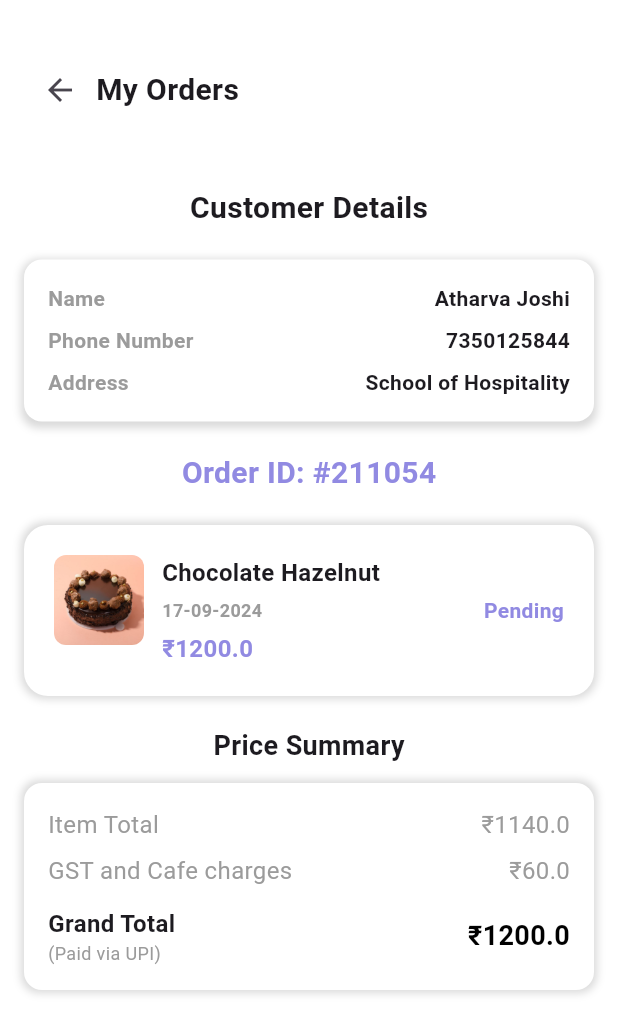
After one commit to samruddhin24/BakeryManagementAPP, a Flutter app: the OrderInformationScreen screen opened by its route, on a phone screen of 412 x 824 dp. The commit adds this screen. Shown: the top 1034 px of the screen. Run offline on Flutter 3.47's test engine with Material 3 defaults, Android fonts, the phone set to English and light mode, and no system bars; our stand-ins replace get, velocity_x; project files that could hold a hidden picture were left out.

Commit message:
major commit
Order Information page pushed

```diff
--- a/lib/binding/controller_binding.dart
+++ b/lib/binding/controller_binding.dart
@@ -27,6 +27,9 @@ class ControllerBinding implements Bindings{
     Get.lazyPut<OrderStatusController>(()=> OrderStatusController(),
     tag: ControllerTags.orderStatusController, fenix: true);
 
+    Get.lazyPut<OrderInformationController>(()=> OrderInformationController(),
+    tag: ControllerTags.orderInformationController, fenix: true);
+
     Get.lazyPut<OtpController>(()=> OtpController(),
     tag: ControllerTags.otpController, fenix: true);
 
--- a/lib/constants/app_constants.dart
+++ b/lib/constants/app_constants.dart
@@ -92,7 +92,16 @@ class AppConstants{
   static String helpAndSupport = 'Help and support';
   static String logout = 'Logout';
   static String deleteAccount = 'Delete Account';
-
+  //Order Information
+  static String priceSummary = 'Price Summary';
+  static String customerDetails = 'Customer Details';
+  static String itemTotal = 'Item Total';
+  static String gstCharge = 'GST and Cafe charges';
+  static String paymentMode = 'Paid via';
+  static String grandTotal = 'Grand Total';
+  static String name = 'Name';
+  static String phoneNumber = 'Phone Number';
+  static String address = 'Address';
 
 
 
--- a/lib/constants/constants.dart
+++ b/lib/constants/constants.dart
@@ -1,4 +1,5 @@
 export 'app_constants.dart';
+export 'app_colors.dart';
 export 'route_constants.dart';
 export 'controller_tags.dart';
 export 'image_constants.dart';
--- a/lib/constants/controller_tags.dart
+++ b/lib/constants/controller_tags.dart
@@ -12,4 +12,5 @@ class ControllerTags{
   static const profileController = 'profileController';
   static const registrationController = 'registrationController';
   static const splashController = 'splashController';
+  static const orderInformationController = 'orderInformationController';
 }
--- a/lib/constants/route_constants.dart
+++ b/lib/constants/route_constants.dart
@@ -11,6 +11,7 @@ class RouteConstants{
   static const categoriesScreen = '/categoriesScreen';
   static const cartScreen = '/cartScreen';
   static const orderStatusScreen = '/orderStatusScreen';
+  static const orderInformationScreen = '/orderInformationScreen';
   static const profileScreen = '/profileScreen';
   static const editProfileScreen = '/editProfileScreen';
   static const favouritesScreen = '/favouritesScreen';
--- /dev/null
+++ b/lib/models/order_information_model.dart
@@ -0,0 +1,41 @@
+class CustomerDetails {
+  final String name;
+  final String phoneNumber;
+  final String address;
+
+  CustomerDetails({
+    required this.name,
+    required this.phoneNumber,
+    required this.address,
+  });
+}
+
+class OrderDetails {
+  final String orderId;
+  final String product;
+  final String orderDate;
+  final double price;
+  final String status;
+
+  OrderDetails({
+    required this.orderId,
+    required this.product,
+    required this.orderDate,
+    required this.price,
+    required this.status,
+  });
+}
+
+class PriceSummary {
+  final double itemTotal;
+  final double gstCharge;
+  final double grandTotal;
+  final String paymentMode;
+
+  PriceSummary({
+    required this.itemTotal,
+    required this.gstCharge,
+    required this.grandTotal,
+    required this.paymentMode,
+  });
+}
--- a/lib/routes/app_routes.dart
+++ b/lib/routes/app_routes.dart
@@ -12,6 +12,7 @@ class AppRoutes{
     GetPage(name: RouteConstants.introScreen, page: ()=> const IntroScreen()),
     GetPage(name: RouteConstants.loginScreen, page: ()=>  LoginScreen()),
     GetPage(name: RouteConstants.orderStatusScreen, page: ()=>  OrderStatusScreen()),
+    GetPage(name: RouteConstants.orderInformationScreen, page: ()=> OrderInformationScreen()),
     GetPage(name: RouteConstants.otpScreen, page: ()=> OtpScreen()),
     GetPage(name: RouteConstants.descriptionScreen, page: ()=> const DescriptionScreen()),
     GetPage(name: RouteConstants.productScreen, page: ()=> const ProductScreen()),
--- /dev/null
+++ b/lib/screens/order_information/order_information_controller.dart
@@ -0,0 +1,27 @@
+import 'package:bakery_app/models/order_information_model.dart';
+import 'package:get/get.dart';
+
+import '../../constants/app_constants.dart';
+
+class OrderInformationController extends GetxController {
+  var customerDetails = CustomerDetails(
+    name: 'Atharva Joshi',
+    phoneNumber: '7350125844',
+    address: 'School of Hospitality',
+  ).obs;
+
+  var orderDetails = OrderDetails(
+    orderId: "211054",
+    product: AppConstants.hazelnutCake,
+    orderDate: "17-09-2024",
+    price: 1200.00,
+    status: "Pending",
+  ).obs;
+
+  var priceSummary = PriceSummary(
+    itemTotal: 1140.00,
+    gstCharge: 60.00,
+    grandTotal: 1200.00,
+    paymentMode: 'UPI',
+  ).obs;
+}
--- /dev/null
+++ b/lib/screens/order_information/order_information_screen.dart
@@ -0,0 +1,57 @@
+import 'package:bakery_app/constants/app_colors.dart';
+import 'package:bakery_app/widgets/order_information_customer_details.dart';
+import 'package:bakery_app/widgets/order_information_price_summary.dart';
+import 'package:bakery_app/widgets/order_information_product_card.dart';
+import 'package:flutter/material.dart';
+import 'package:get/get.dart';
+
+import '../../constants/app_constants.dart';
+
+class OrderInformationScreen extends StatelessWidget {
+  const OrderInformationScreen({super.key});
+
+  @override
+  Widget build(BuildContext context) {
+    return Scaffold(
+      backgroundColor: AppColors.white,
+      body: Padding(
+        padding: EdgeInsets.all(16),
+        child: Column(
+          children: [
+            const SizedBox(height: 20),
+            Row(
+              children: [
+                IconButton(
+                  onPressed: () {
+                    Get.back();
+                  },
+                  icon: const Icon(Icons.arrow_back),
+                ),
+                Text(
+                  AppConstants.myOrders,
+                  style: const TextStyle(
+                    fontSize: 20,
+                    fontWeight: FontWeight.bold,
+                  ),
+                ),
+              ],
+            ),
+            const SizedBox(height: 40),
+            Center(
+              child: Column(
+                mainAxisAlignment: MainAxisAlignment.center,
+                children: [
+                  OrderInformationCustomerDetails(),
+                  const SizedBox(height: 20),
+                  OrderInformationProductCard(),
+                  const SizedBox(height: 20),
+                  OrderInformationPriceSummary(),
+                ],
+              ),
+            )
+          ],
+        ),
+      ),
+    );
+  }
+}
--- a/lib/screens/order_status/order_status_screen.dart
+++ b/lib/screens/order_status/order_status_screen.dart
@@ -55,8 +55,13 @@ class OrderStatusScreen extends StatelessWidget {
                 padding: const EdgeInsets.all(8),
                 itemCount: controller.filteredOrders.length,
                 itemBuilder: (context, index) {
-                  return OrderedItemCard(
-                      order: controller.filteredOrders[index]);
+                  return InkWell(
+                    onTap: (){
+                      Get.toNamed(RouteConstants.orderInformationScreen);
+                    },
+                    child: OrderedItemCard(
+                        order: controller.filteredOrders[index]),
+                  );
                 },
               );
             }),
--- a/lib/screens/screens.dart
+++ b/lib/screens/screens.dart
@@ -24,3 +24,5 @@ export 'registration/registration_screen.dart';
 export 'registration/registration_controller.dart';
 export 'splash/splash_screen.dart';
 export 'splash/splash_controller.dart';
+export 'order_information/order_information_screen.dart';
+export 'order_information/order_information_controller.dart';
--- /dev/null
+++ b/lib/widgets/order_information_customer_details.dart
@@ -0,0 +1,101 @@
+import 'package:bakery_app/constants/app_colors.dart';
+import 'package:bakery_app/constants/app_constants.dart';
+import 'package:bakery_app/constants/constants.dart';
+import 'package:bakery_app/screens/order_information/order_information_controller.dart';
+import 'package:flutter/cupertino.dart';
+import 'package:get/get.dart';
+
+class OrderInformationCustomerDetails extends StatelessWidget {
+  final OrderInformationController controller = Get.find<OrderInformationController>(tag: ControllerTags.orderInformationController);
+
+  @override
+  Widget build(BuildContext context) {
+    return Column(
+      crossAxisAlignment: CrossAxisAlignment.center,
+      children: [
+        Text(
+          AppConstants.customerDetails,
+          style: const TextStyle(
+            fontWeight: FontWeight.bold,
+            fontSize: 20,
+          ),
+        ),
+        const SizedBox(height: 20),
+        Obx(
+          () => Container(
+            padding: const EdgeInsets.all(16),
+            decoration: BoxDecoration(
+                color: AppColors.white,
+                borderRadius: BorderRadius.circular(12),
+                boxShadow: const [
+                  BoxShadow(
+                    color: AppColors.grey,
+                    spreadRadius: 2,
+                    blurRadius: 4,
+                    offset: Offset(0, 2),
+                  ),
+                ]),
+            child: Row(
+              mainAxisAlignment: MainAxisAlignment.spaceBetween,
+              children: [
+                Column(
+                  crossAxisAlignment: CrossAxisAlignment.start,
+                  children: [
+                    Text(
+                      AppConstants.name,
+                      style: const TextStyle(
+                        color: AppColors.darkGrey,
+                        fontWeight: FontWeight.bold,
+                      ),
+                    ),
+                    const SizedBox(height: 8),
+                    Text(
+                      AppConstants.phoneNumber,
+                      style: const TextStyle(
+                        color: AppColors.darkGrey,
+                        fontWeight: FontWeight.bold,
+                      ),
+                    ),
+                    const SizedBox(height: 8),
+                    Text(
+                      AppConstants.address,
+                      style: const TextStyle(
+                        color: AppColors.darkGrey,
+                        fontWeight: FontWeight.bold,
+                      ),
+                    ),
+                  ],
+                ),
+                Column(
+                  crossAxisAlignment: CrossAxisAlignment.end,
+                  children: [
+                    Text(
+                      controller.customerDetails.value.name,
+                      style: const TextStyle(
+                        fontWeight: FontWeight.bold,
+                      ),
+                    ),
+                    const SizedBox(height: 8),
+                    Text(
+                      controller.customerDetails.value.phoneNumber,
+                      style: const TextStyle(
+                        fontWeight: FontWeight.bold,
+                      ),
+                    ),
+                    const SizedBox(height: 8),
+                    Text(
+                      controller.customerDetails.value.address,
+                      style: const TextStyle(
+                        fontWeight: FontWeight.bold,
+                      ),
+                    ),
+                  ],
+                )
+              ],
+            ),
+          ),
+        ),
+      ],
+    );
+  }
+}
--- /dev/null
+++ b/lib/widgets/order_information_price_summary.dart
@@ -0,0 +1,127 @@
+import 'dart:ui';
+
+import 'package:bakery_app/constants/constants.dart';
+import 'package:bakery_app/screens/order_information/order_information_controller.dart';
+import 'package:flutter/cupertino.dart';
+import 'package:flutter/material.dart';
+import 'package:get/get.dart';
+
+class OrderInformationPriceSummary extends StatelessWidget {
+  final OrderInformationController controller = Get.find<OrderInformationController>(tag: ControllerTags.orderInformationController);
+  @override
+  Widget build(BuildContext context) {
+    return Obx((){
+      final priceSummary = controller.priceSummary.value;
+
+      return Column(
+        crossAxisAlignment: CrossAxisAlignment.start,
+        children: [
+          Padding(
+            padding: EdgeInsets.symmetric(horizontal: 16),
+            child: Center(
+              child: Text(
+                AppConstants.priceSummary,
+                style: const TextStyle(
+                  fontSize: 18,
+                  fontWeight: FontWeight.bold,
+                ),
+              ),
+            ),
+          ),
+          const SizedBox(height: 12),
+          Container(
+            padding: const EdgeInsets.all(16),
+            decoration: BoxDecoration(
+              color: AppColors.white,
+              borderRadius: BorderRadius.circular(12),
+              boxShadow: const [
+                BoxShadow(
+                  color: AppColors.grey,
+                  blurRadius: 4,
+                  spreadRadius: 2,
+                )
+              ]
+            ),
+            child: Column(
+              crossAxisAlignment: CrossAxisAlignment.start,
+              children: [
+                Row(
+                  mainAxisAlignment: MainAxisAlignment.spaceBetween,
+                  children: [
+                    Text(
+                      AppConstants.itemTotal,
+                      style: const TextStyle(
+                        color: AppColors.darkGrey,
+                        fontSize: 16,
+                      ),
+                    ),
+                    Text(
+                      '₹${priceSummary.itemTotal}',
+                      style: const TextStyle(
+                        color: AppColors.darkGrey,
+                        fontSize: 16
+                      ),
+                    ),
+                  ],
+                ),
+                const SizedBox(height: 8),
+                Row(
+                  mainAxisAlignment: MainAxisAlignment.spaceBetween,
+                  children: [
+                    Text(
+                      AppConstants.gstCharge,
+                      style: const TextStyle(
+                        fontSize: 16,
+                        color: AppColors.darkGrey,
+                      ),
+                    ),
+                    Text(
+                      '₹${priceSummary.gstCharge}',
+                      style: const TextStyle(
+                        fontSize: 16,
+                        color: AppColors.darkGrey,
+                      ),
+                    ),
+                  ],
+                ),
+                const SizedBox(height: 12),
+                Row(
+                  mainAxisAlignment: MainAxisAlignment.spaceBetween,
+                  children: [
+                    Column(
+                      crossAxisAlignment: CrossAxisAlignment.start,
+                      children: [
+                        Text(
+                          AppConstants.grandTotal,
+                          style: const TextStyle(
+                            fontSize: 16,
+                            fontWeight: FontWeight.bold,
+                          ),
+                        ),
+                        Text(
+                          '(${AppConstants.paymentMode} ${priceSummary.paymentMode})',
+                          style: const TextStyle(
+                            fontSize: 12,
+                            color: AppColors.darkGrey,
+                          ),
+                        ),
+                      ],
+                    ),
+                    Text(
+                      '₹${priceSummary.grandTotal}',
+                      style: const TextStyle(
+                        fontSize: 18,
+                        color: AppColors.black,
+                        fontWeight: FontWeight.bold,
+                      ),
+                    ),
+                  ],
+                ),
+              ],
+            ),
+          )
+        ],
+      );
+    });
+  }
+}
--- /dev/null
+++ b/lib/widgets/order_information_product_card.dart
@@ -0,0 +1,114 @@
+import 'dart:ui';
+
+import 'package:bakery_app/constants/app_colors.dart';
+import 'package:bakery_app/constants/constants.dart';
+import 'package:bakery_app/screens/order_information/order_information_controller.dart';
+import 'package:flutter/cupertino.dart';
+import 'package:get/get.dart';
+
+class OrderInformationProductCard extends StatelessWidget {
+  final OrderInformationController controller =
+      Get.find<OrderInformationController>(
+          tag: ControllerTags.orderInformationController);
+
+
+  @override
+  Widget build(BuildContext context) {
+    return Obx(() {
+      final order = controller.orderDetails.value;
+
+      return Column(
+        crossAxisAlignment: CrossAxisAlignment.start,
+        children: [
+          Padding(
+            padding: const EdgeInsets.symmetric(horizontal: 16),
+            child: Center(
+              child: Text(
+                '${AppConstants.orderID}${order.orderId}',
+                style: const TextStyle(
+                  fontSize: 20,
+                  fontWeight: FontWeight.bold,
+                  color: AppColors.primary1,
+                ),
+              ),
+            ),
+          ),
+          const SizedBox(height: 20),
+          Container(
+            padding: const EdgeInsets.all(20),
+            decoration: BoxDecoration(
+              color: AppColors.white,
+              borderRadius: BorderRadius.circular(16),
+              boxShadow: const [
+                BoxShadow(
+                  color: AppColors.grey,
+                  blurRadius: 4,
+                  spreadRadius: 2,
+                )
+              ]
+            ),
+            child: Row(
+              crossAxisAlignment: CrossAxisAlignment.start,
+              children: [
+                ClipRRect(
+                  borderRadius: BorderRadius.circular(8),
+                  child: Image.asset(
+                    ImageConstants.popular1,
+                    height: 60,
+                    width: 60,
+                    fit: BoxFit.cover,
+                  ),
+                ),
+                const SizedBox(width: 12),
+                Expanded(
+                  child: Column(
+                    crossAxisAlignment: CrossAxisAlignment.start,
+                    children: [
+                      Text(
+                        order.product,
+                        style: const TextStyle(
+                          fontSize: 16,
+                          fontWeight: FontWeight.bold,
+                        ),
+                      ),
+                      const SizedBox(height: 4),
+                      Row(
+                        mainAxisAlignment: MainAxisAlignment.spaceBetween,
+                        children: [
+                          Text(
+                            order.orderDate,
+                            style: const TextStyle(
+                              color: AppColors.darkGrey,
+                              fontWeight: FontWeight.bold,
+                              fontSize: 12,
+                            ),
+                          ),
+                          Text(
+                            order.status,
+                            style: const TextStyle(
+                              color: AppColors.primary1,
+                              fontWeight: FontWeight.bold
+                            ),
+                          )
+                        ],
+                      ),
+                      const SizedBox(height: 4),
+                      Text(
+                        '₹${order.price}',
+                        style: const TextStyle(
+                          color: AppColors.primary1,
+                          fontWeight: FontWeight.bold,
+                          fontSize: 16,
+                        ),
+                      )
+                    ],
+                  ),
+                ),
+              ],
+            ),
+          )
+        ],
+      );
+    });
+  }
+}
```
